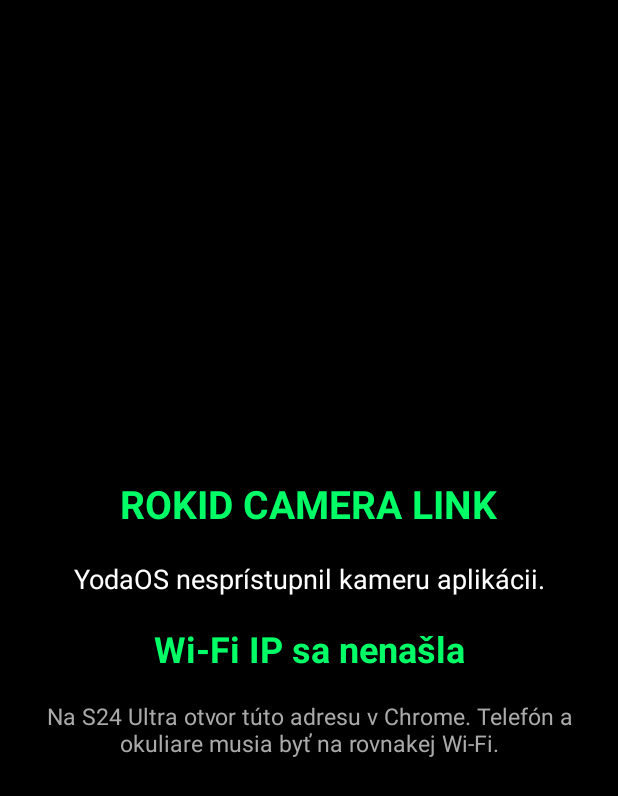
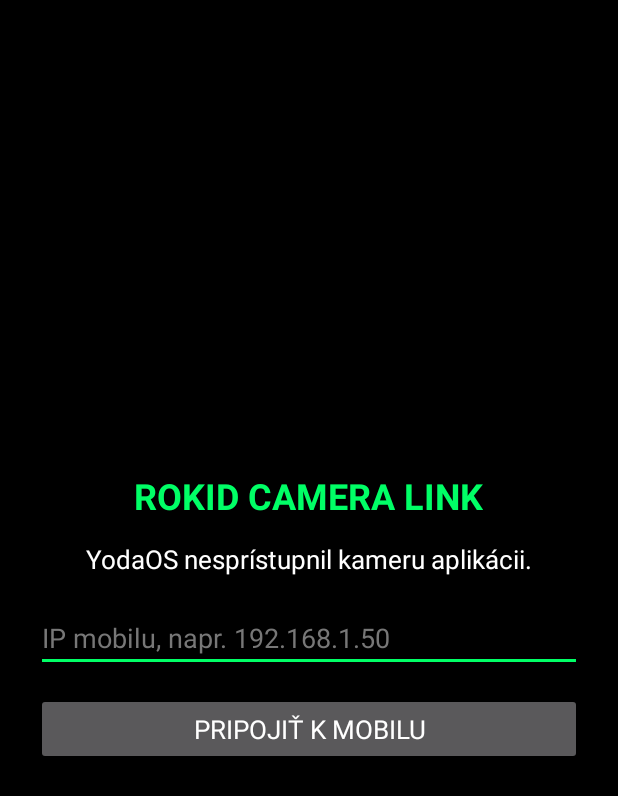
Before and after one commit to mumak6-rgb/RokidCameraLink, an Android app: the screen it shows after launch (MainActivity), on a phone screen of 412 x 824 dp. Shown: the top 796 px of the screen. Run offline under Robolectric (Android 15) with nearby library versions, the phone set to English and light mode, and no system bars; 2 statements that could not run were skipped.

Commit message:
Update glassesapp/src/main/res/layout/activity_main.xml for v1.1

```diff
--- a/glassesapp/src/main/res/layout/activity_main.xml
+++ b/glassesapp/src/main/res/layout/activity_main.xml
@@ -3,7 +3,7 @@
     android:layout_height="match_parent"
     android:orientation="vertical"
     android:gravity="center"
-    android:padding="28dp"
+    android:padding="24dp"
     android:background="#000000">
 
     <TextView
@@ -12,34 +12,35 @@
         android:text="ROKID CAMERA LINK"
         android:textColor="#00FF66"
         android:textStyle="bold"
-        android:textSize="26sp"/>
+        android:textSize="24sp"/>
 
     <TextView
         android:id="@+id/status"
         android:layout_width="match_parent"
         android:layout_height="wrap_content"
         android:gravity="center"
-        android:paddingTop="20dp"
-        android:text="Spúšťam kameru…"
+        android:paddingTop="14dp"
+        android:text="Kamera sa spúšťa…"
         android:textColor="#FFFFFF"
+        android:textSize="17sp"/>
+
+    <EditText
+        android:id="@+id/phoneIp"
+        android:layout_width="match_parent"
+        android:layout_height="wrap_content"
+        android:layout_marginTop="18dp"
+        android:hint="IP mobilu, napr. 192.168.1.50"
+        android:inputType="text"
+        android:singleLine="true"
+        android:textColor="#FFFFFF"
+        android:textColorHint="#777777"
         android:textSize="18sp"/>
 
-    <TextView
-        android:id="@+id/address"
+    <Button
+        android:id="@+id/connectButton"
         android:layout_width="match_parent"
         android:layout_height="wrap_content"
-        android:gravity="center"
-        android:paddingTop="18dp"
-        android:textColor="#00FF66"
-        android:textStyle="bold"
-        android:textSize="24sp"/>
-
-    <TextView
-        android:layout_width="match_parent"
-        android:layout_height="wrap_content"
-        android:gravity="center"
-        android:paddingTop="18dp"
-        android:text="Na S24 Ultra otvor túto adresu v Chrome. Telefón a okuliare musia byť na rovnakej Wi‑Fi."
-        android:textColor="#AAAAAA"
-        android:textSize="15sp"/>
+        android:layout_marginTop="14dp"
+        android:text="PRIPOJIŤ K MOBILU"
+        android:textSize="17sp"/>
 </LinearLayout>
```
